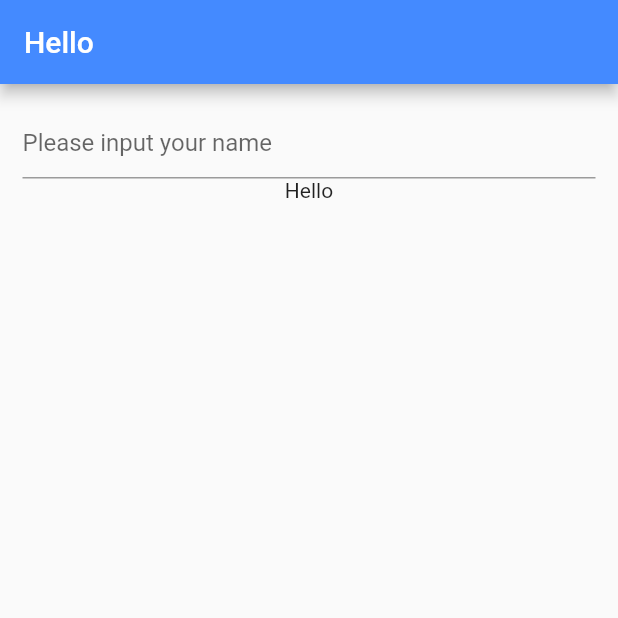
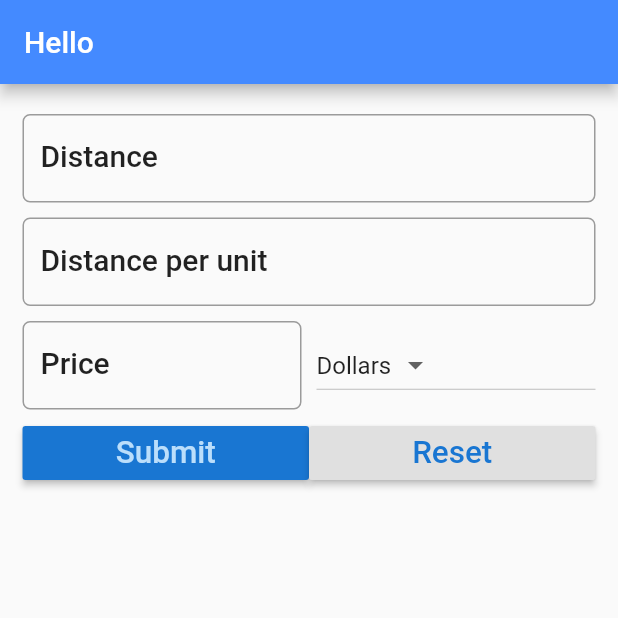
Before and after one commit to ifbbprochris/flutter, a Flutter app: the screen it shows after launch, on a phone screen of 412 x 824 dp, the top half of it. Run offline on Flutter 3.47's test engine with Material 2 defaults, Android fonts, the phone set to English and light mode, and no system bars.

Commit message:
finish the trip cost app

```diff
--- a/trip_cost_app/lib/main.dart
+++ b/trip_cost_app/lib/main.dart
@@ -7,24 +7,33 @@ class MyApp extends StatelessWidget {
   @override
   Widget build(BuildContext context) {
     return MaterialApp(
-      title: 'Hello You',
+      title: 'Trip Cost Calculator',
       theme: ThemeData(
         primarySwatch: Colors.blue,
       ),
-      home: HelloYou(),
+      home: FuelForm(),
     );
   }
 }
 
-class HelloYou extends StatefulWidget {
+class FuelForm extends StatefulWidget {
   @override
-  _HelloYouState createState() => _HelloYouState();
+  _FuelFormState createState() => _FuelFormState();
 }
 
-class _HelloYouState extends State<HelloYou> {
-  String name = '';
+class _FuelFormState extends State<FuelForm> {
+  double _formDistance = 5.0;
+  String result = '';
+  final _currenies = ['Dollars', 'Euro', 'Pounds'];
+  String _currency = 'Dollars';
+  TextEditingController distanceController = TextEditingController();
+  TextEditingController avgController = TextEditingController();
+  TextEditingController priceController = TextEditingController();
+
   @override
   Widget build(BuildContext context) {
+    TextStyle textStyle = Theme.of(context).textTheme.title;
+
     return Scaffold(
       appBar: AppBar(
         title: Text("Hello"),
@@ -33,17 +42,130 @@ class _HelloYouState extends State<HelloYou> {
       body: Container(
         padding: EdgeInsets.all(15.0),
         child: Column(children: <Widget>[
-          TextField(
-            decoration: InputDecoration(hintText: "Please input your name"),
-            onChanged: (String string) {
-              setState(() {
-                name = string;
-              });
-            },
+          Padding(
+            padding: EdgeInsets.only(top: _formDistance, bottom: _formDistance),
+            child: TextField(
+              controller: distanceController,
+              decoration: InputDecoration(
+                  labelText: 'Distance',
+                  hintText: "e.g. 124",
+                  labelStyle: textStyle,
+                  border: OutlineInputBorder(
+                      borderRadius: BorderRadius.circular(5.0))),
+              keyboardType: TextInputType.number,
+            ),
           ),
-          Text("Hello" + name)
+          Padding(
+              padding:
+                  EdgeInsets.only(top: _formDistance, bottom: _formDistance),
+              child: TextField(
+                controller: avgController,
+                decoration: InputDecoration(
+                    labelText: 'Distance per unit',
+                    hintText: "e.g. 17",
+                    labelStyle: textStyle,
+                    border: OutlineInputBorder(
+                        borderRadius: BorderRadius.circular(5.0))),
+                keyboardType: TextInputType.number,
+              )),
+          Padding(
+              padding:
+                  EdgeInsets.only(top: _formDistance, bottom: _formDistance),
+              child: Row(
+                children: <Widget>[
+                  Expanded(
+                    child: TextField(
+                      controller: priceController,
+                      decoration: InputDecoration(
+                          labelText: 'Price',
+                          hintText: "e.g. 1.65",
+                          labelStyle: textStyle,
+                          border: OutlineInputBorder(
+                              borderRadius: BorderRadius.circular(5.0))),
+                      keyboardType: TextInputType.number,
+                    ),
+                  ),
+                  Container(
+                    width: _formDistance * 2,
+                  ),
+                  Expanded(
+                    child: DropdownButton<String>(
+                      items: _currenies.map((String value) {
+                        return DropdownMenuItem<String>(
+                            value: value, child: Text(value));
+                      }).toList(),
+                      value: _currency,
+                      onChanged: (String value) {
+                        _onDropdownChanged(value);
+                      },
+                    ),
+                  ),
+                ],
+              )),
+          Row(
+            children: <Widget>[
+              Expanded(
+                child: RaisedButton(
+                  color: Theme.of(context).primaryColorDark,
+                  textColor: Theme.of(context).primaryColorLight,
+                  onPressed: () {
+                    setState(() {
+                      result = calculate();
+                    });
+                  },
+                  child: Text(
+                    'Submit',
+                    textScaleFactor: 1.5,
+                  ),
+                ),
+              ),
+              Expanded(
+                child: RaisedButton(
+                  color: Theme.of(context).buttonColor,
+                  textColor: Theme.of(context).primaryColorDark,
+                  onPressed: () {
+                    setState(() {
+                      reset();
+                    });
+                  },
+                  child: Text(
+                    'Reset',
+                    textScaleFactor: 1.5,
+                  ),
+                ),
+              )
+            ],
+          ),
+          Text(result),
         ]),
       ),
     );
   }
+
+  void _onDropdownChanged(String value) {
+    setState(() {
+      this._currency = value;
+    });
+  }
+
+  String calculate() {
+    double _distance = double.parse(distanceController.text);
+    double _fuelCost = double.parse(priceController.text);
+    double _consumption = double.parse(avgController.text);
+    double _totalCost = _distance / _consumption * _fuelCost;
+    String _result = 'The total cost your trip is ' +
+        _totalCost.toStringAsFixed(2) +
+        ' ' +
+        _currency;
+    return _result;
+  }
+
+  void reset() {
+    distanceController.text = '';
+    avgController.text = '';
+    priceController.text = '';
+    setState(() {
+      result = '';
+    });
+  }
 }
```
Also changed, not shown: trip_cost_app/pubspec.lock, 2 other files.
